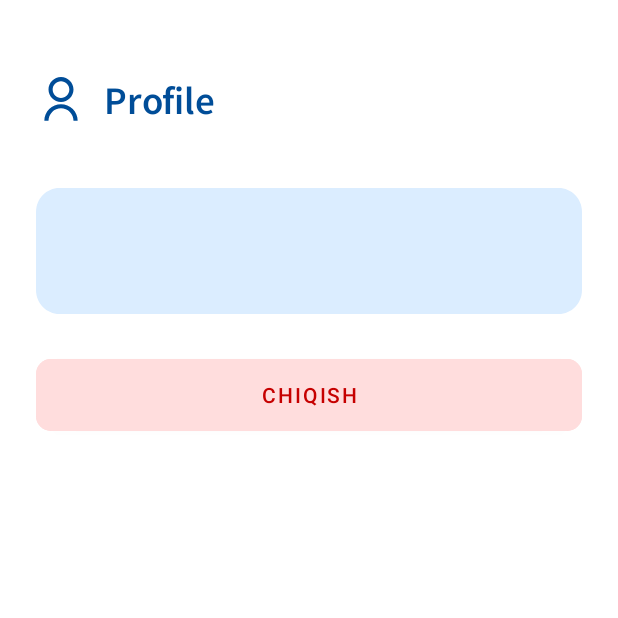
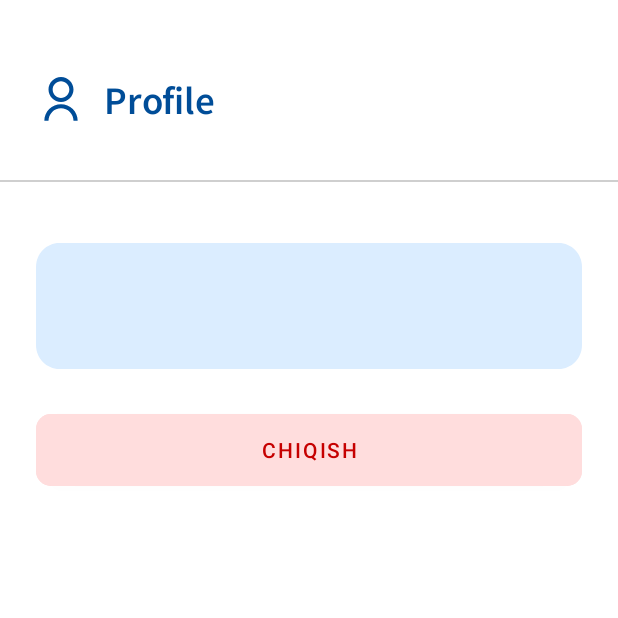
Before and after one commit to sarvarmasharipov72/BunyodOptomDriver, an Android app: the fragment ProfileFragment shown on its own in the app's theme, on a phone screen of 412 x 824 dp, the top half of it. Run offline under Robolectric (Android 15) with nearby library versions, the phone set to English and light mode, and no system bars; network calls fail; 1 statement that could not run was skipped.

Commit message:
added toolbar all fragment

```diff
--- a/app/src/main/res/layout/fragment_buyurtmalar.xml
+++ b/app/src/main/res/layout/fragment_buyurtmalar.xml
@@ -39,6 +39,12 @@
 
     </androidx.appcompat.widget.Toolbar>
 
+    <View
+        android:layout_width="match_parent"
+        android:layout_height="1dp"
+        android:background="@color/lightGrey"
+        app:layout_constraintTop_toBottomOf="@+id/toolbar"/>
+
     <androidx.recyclerview.widget.RecyclerView
         android:id="@+id/buyurtmaRecyclerView"
         android:layout_width="match_parent"
--- a/app/src/main/res/layout/fragment_profile.xml
+++ b/app/src/main/res/layout/fragment_profile.xml
@@ -5,6 +5,14 @@
     android:layout_width="match_parent"
     android:layout_height="match_parent"
     tools:context=".ui.home.profile.ProfileFragment">
+
+    <androidx.appcompat.widget.Toolbar
+        android:id="@+id/toolbar"
+        android:layout_width="match_parent"
+        android:layout_height="120dp"
+        android:elevation="3dp"
+        android:paddingBottom="3dp"
+        app:layout_constraintTop_toTopOf="parent">
 
         <ImageButton
             android:id="@+id/imageButtonProfile"
@@ -22,10 +30,18 @@
             android:layout_width="wrap_content"
             android:layout_height="wrap_content"
             android:layout_marginStart="12dp"
+            android:layout_marginTop="50dp"
             android:text="Profile"
             app:layout_constraintBottom_toBottomOf="@id/imageButtonProfile"
             app:layout_constraintStart_toEndOf="@id/imageButtonProfile"
             app:layout_constraintTop_toTopOf="@id/imageButtonProfile" />
+    </androidx.appcompat.widget.Toolbar>
+
+    <View
+        android:layout_width="match_parent"
+        android:layout_height="1dp"
+        android:background="@color/lightGrey"
+        app:layout_constraintTop_toBottomOf="@id/toolbar" />
 
     <LinearLayout
         android:id="@+id/profilCard"
@@ -37,7 +53,7 @@
         android:gravity="center_vertical"
         android:orientation="vertical"
         android:paddingHorizontal="24dp"
-        app:layout_constraintTop_toBottomOf="@id/imageButtonProfile">
+        app:layout_constraintTop_toBottomOf="@id/toolbar">
 
         <TextView
             android:id="@+id/profileName"
```
Also changed, not shown: app/src/main/res/layout/fragment_home_sub.xml (+8 -5 lines), app/src/main/res/layout/fragment_statistika.xml (+33 -20 lines). Lines whose indentation alone changed are shown as unchanged.
